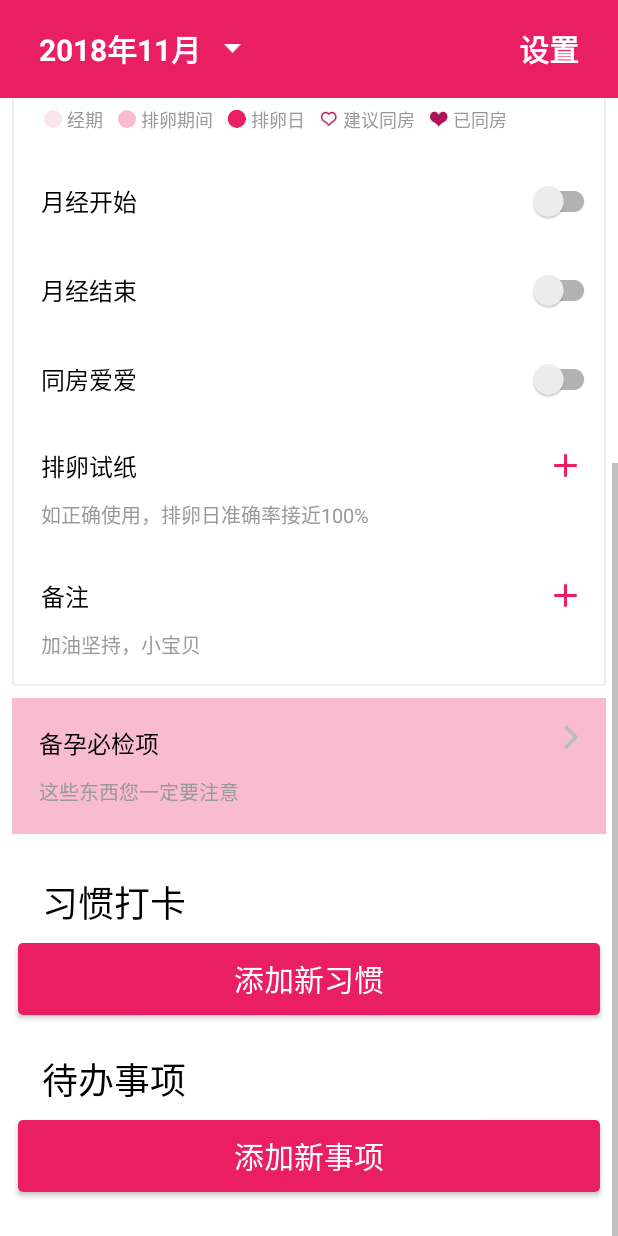
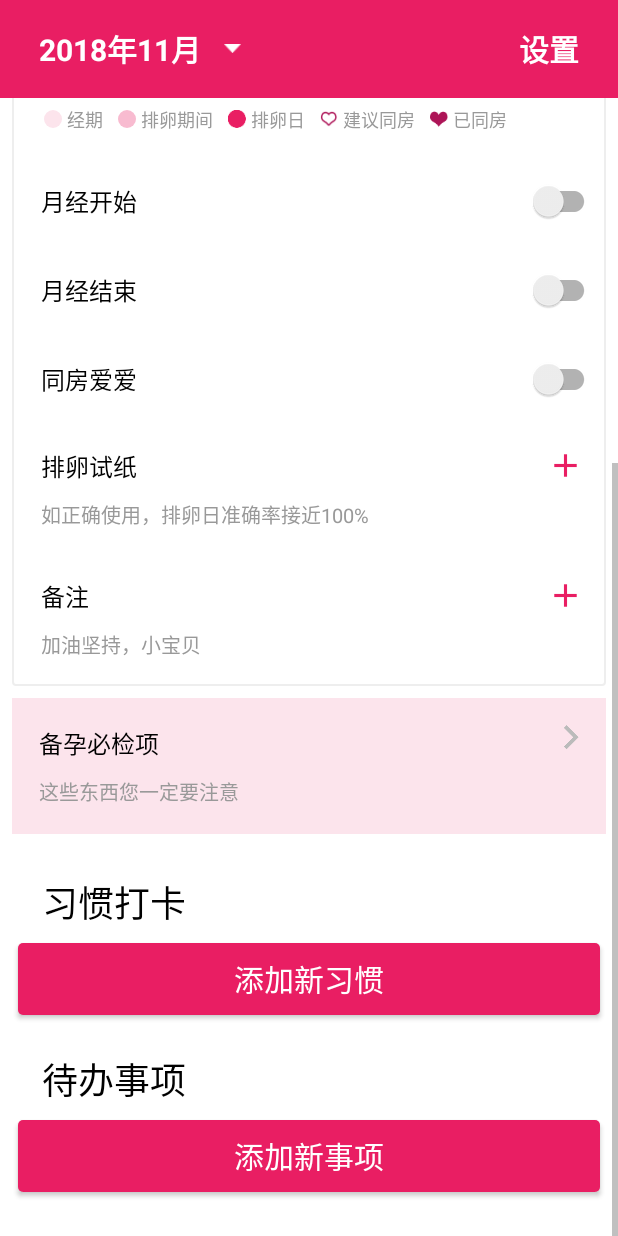
Before and after one commit to Easoncheng0405/YouSheng, an Android app: the MainActivity screen opened directly, with no data from a screen before it, scrolled down 358 dp, on a phone screen of 412 x 824 dp. Run offline under Robolectric (Android 15) with nearby library versions, the phone set to English and light mode, and no system bars; libraries missing offline, so code that uses them is left out: com.github.mikephil.charting, com.umeng.analytics, com.wuhenzhizao.titlebar, org.litepal, org.litepal.crud; 34 statements that could not run were skipped.

```diff
--- a/app/src/main/res/drawable/shape_rv_item_selected.xml
+++ b/app/src/main/res/drawable/shape_rv_item_selected.xml
@@ -1,7 +1,7 @@
 <?xml version="1.0" encoding="utf-8"?>
 <shape xmlns:android="http://schemas.android.com/apk/res/android"
     android:shape="rectangle">
-    <solid android:color="@color/calendar_pailuan_duration" />
+    <solid android:color="@color/calendar_jingqi" />
     <corners android:radius="5dp" />
     <stroke
         android:width="1dp"
--- a/app/src/main/res/layout/activity_main.xml
+++ b/app/src/main/res/layout/activity_main.xml
@@ -413,7 +413,7 @@
                 android:layout_width="match_parent"
                 android:layout_height="wrap_content"
                 android:layout_marginTop="8dp"
-                android:background="@color/calendar_pailuan_duration"
+                android:background="@color/calendar_jingqi"
                 android:onClick="onClick"
                 android:padding="18dp">
 
```
Also changed, not shown: app/src/main/java/com/yousheng/yousheng/habit/HabitActivity.java (+43 -3 lines), app/src/main/java/com/yousheng/yousheng/notify/NewItemActivity.java (+5 -3 lines).
